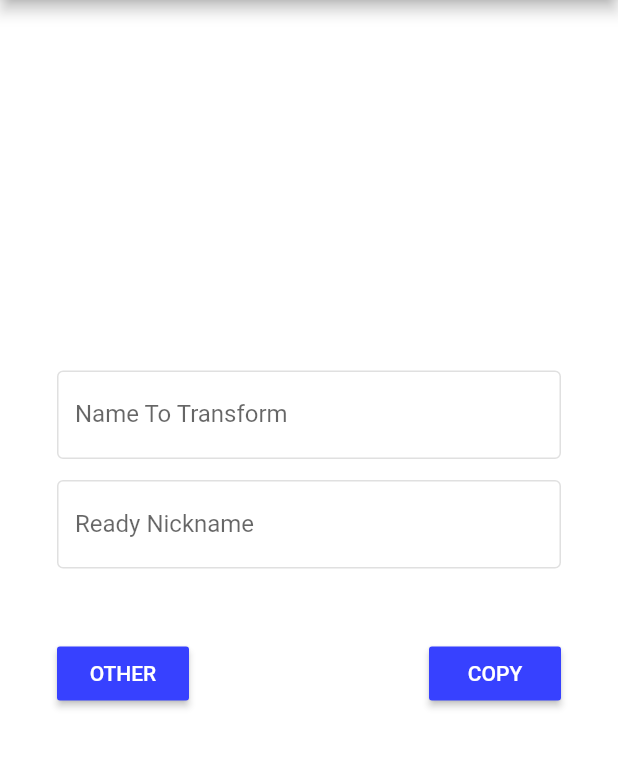
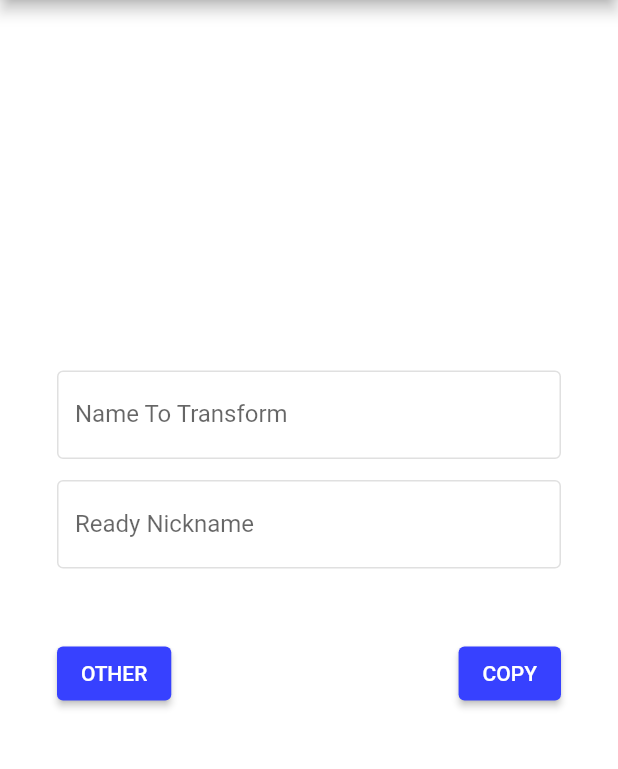
Before and after one commit to mishkov/nicknamer, a Flutter app: the screen it shows after launch, on a phone screen of 412 x 824 dp, the part 84-853 px from its top. Run offline on Flutter 3.47's test engine with Material 2 defaults, Android fonts, the phone set to English and light mode, and no system bars; our stand-ins replace sqflite; missing offline and left inert: admob_flutter; accounts and stored records are empty.

Commit message:
Merge RaisedButton to ElevatedButton

```diff
--- a/lib/main.dart
+++ b/lib/main.dart
@@ -311,9 +311,11 @@ class _MyHomePageState extends State<MyHomePage> {
                     Row(
                       mainAxisAlignment: MainAxisAlignment.spaceBetween,
                       children: <Widget>[
-                        RaisedButton(
-                          color: ThemeController()
-                              .getColor('transform_other_button'),
+                        ElevatedButton(
+                          style: ElevatedButton.styleFrom(
+                            primary: ThemeController()
+                                .getColor('transform_other_button'),
+                          ),
                           child: Text(
                             AppLocalizations.of(context)
                                 .translate('transform_other_button'),
@@ -324,8 +326,10 @@ class _MyHomePageState extends State<MyHomePage> {
                           ),
                           onPressed: onTransformOtherButtonClick,
                         ),
-                        RaisedButton(
-                          color: ThemeController().getColor('copy_button'),
+                        ElevatedButton(
+                          style: ElevatedButton.styleFrom(
+                            primary: ThemeController().getColor('copy_button'),
+                          ),
                           child: Text(
                             AppLocalizations.of(context)
                                 .translate('copy_button'),
@@ -346,7 +350,8 @@ class _MyHomePageState extends State<MyHomePage> {
               child: AdmobBanner(
                 adUnitId: _adMobService.getMainPageBannerAdId(),
                 adSize: AdmobBannerSize.ADAPTIVE_BANNER(
-                    width: MediaQuery.of(context).size.width.toInt()),
+                  width: MediaQuery.of(context).size.width.toInt(),
+                ),
               ),
             ),
           ],
```
